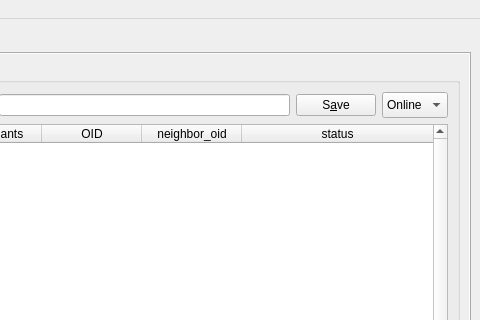
This is UI/controlcenter.ui in xloem/spot-on-svn as Qt 5 draws it before an edit; both pictures show x 512 to 992 and y 0 to 320 of the 992 by 729 pixel window. The edited form follows.
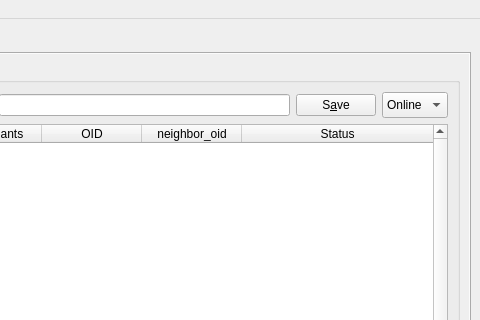
This is the edited form. Icons and pictures are not drawn. Custom widgets are drawn as their Qt base class.

Commit message: Show status.

Patch:
```diff
--- a/UI/controlcenter.ui
+++ b/UI/controlcenter.ui
@@ -233,7 +233,7 @@
                        </column>
                        <column>
                         <property name="text">
-                         <string>status</string>
+                         <string>Status</string>
                         </property>
                        </column>
                       </widget>
```
The commit also changes 1 other file.
